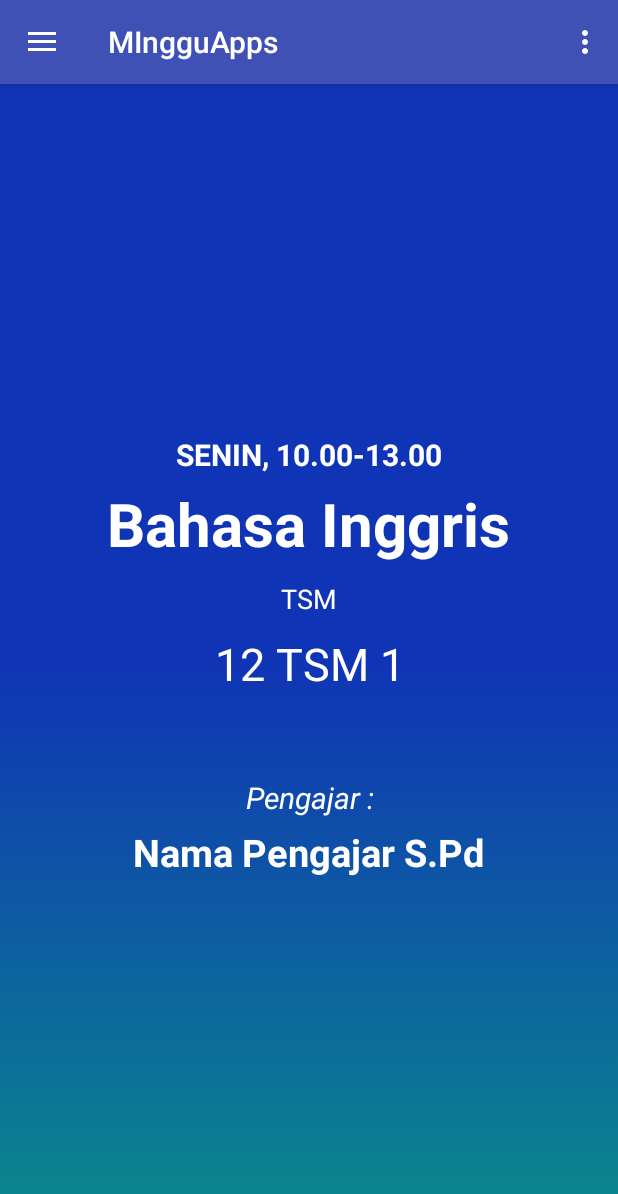
After one commit to herusantoso23/android-digital-raport, an Android app: the fragment ScheduleDetailFragment placed in its activity, on a phone screen of 412 x 824 dp. The commit adds this screen. Shown: the top 1194 px of the screen. Run offline under Robolectric (Android 15) with nearby library versions, the phone set to English and light mode, and no system bars; 5 statements that could not run were skipped.

Commit message:
Commit : add feature detail schedule

```diff
--- /dev/null
+++ b/app/src/main/java/com/herusantoso/latihan/mingguapps/ScheduleDetailFragment.java
@@ -0,0 +1,50 @@
+package com.herusantoso.latihan.mingguapps;
+
+import android.content.Context;
+import android.net.Uri;
+import android.os.Bundle;
+import android.support.v4.app.Fragment;
+import android.view.LayoutInflater;
+import android.view.View;
+import android.view.ViewGroup;
+import android.widget.TextView;
+
+import static com.herusantoso.latihan.mingguapps.PengajarProfileFragment.KEY_NIP;
+
+
+public class ScheduleDetailFragment extends Fragment {
+    private View myView;
+
+    private TextView txtTime;
+    private TextView txtKelas;
+    private TextView txtMapel;
+    private TextView txtJurusan;
+    private TextView txtTeacher;
+
+    public static String KEY_CLASS_NAME = "class_name";
+    public static String KEY_MAPEL = "mapel";
+    public static String KEY_TIME = "time";
+    public static String KEY_TEACHER = "teacher";
+    public static String KEY_JURUSAN = "jurusan";
+
+    @Override
+    public View onCreateView(LayoutInflater inflater, ViewGroup container,
+                             Bundle savedInstanceState) {
+        myView = inflater.inflate(R.layout.fragment_schedule_detail, container, false);
+
+        txtTime = (TextView) myView.findViewById(R.id.txt_waktu);
+        txtKelas = (TextView) myView.findViewById(R.id.txt_kelas);
+        txtMapel = (TextView) myView.findViewById(R.id.txt_mapel);
+        txtJurusan = (TextView) myView.findViewById(R.id.txt_jurusan);
+        txtTeacher = (TextView) myView.findViewById(R.id.txt_teacher);
+
+        txtTime.setText(getArguments().getString(KEY_TIME));
+        txtKelas.setText(getArguments().getString(KEY_CLASS_NAME));
+        txtMapel.setText(getArguments().getString(KEY_MAPEL));
+        txtJurusan.setText(getArguments().getString(KEY_JURUSAN));
+        txtTeacher.setText(getArguments().getString(KEY_TEACHER));
+
+        return myView;
+    }
+
+}
--- a/app/src/main/java/com/herusantoso/latihan/mingguapps/adapter/ScheduleRecyclerviewAdapter.java
+++ b/app/src/main/java/com/herusantoso/latihan/mingguapps/adapter/ScheduleRecyclerviewAdapter.java
@@ -15,6 +15,7 @@ import android.widget.TextView;
 
 import com.herusantoso.latihan.mingguapps.PengajarProfileFragment;
 import com.herusantoso.latihan.mingguapps.R;
+import com.herusantoso.latihan.mingguapps.ScheduleDetailFragment;
 import com.herusantoso.latihan.mingguapps.model.Schedule;
 
 import java.util.List;
@@ -46,6 +47,8 @@ public class ScheduleRecyclerviewAdapter extends RecyclerView.Adapter<ScheduleRe
         holder.txtTime.setText(schedule.getTime());
         holder.txtKelas.setText(schedule.getClassName());
         holder.txtMapel.setText(schedule.getMapelName());
+        holder.txtJurusan.setText(schedule.getJurusan());
+        holder.txtTeacher.setText(schedule.getTeacher());
     }
 
     @Override
@@ -57,7 +60,11 @@ public class ScheduleRecyclerviewAdapter extends RecyclerView.Adapter<ScheduleRe
         private TextView txtTime;
         private TextView txtKelas;
         private TextView txtMapel;
+        private TextView txtJurusan;
+        private TextView txtTeacher;
+
         Activity activity;
+
 
         public ViewHolder(View itemView) {
             super(itemView);
@@ -66,13 +73,35 @@ public class ScheduleRecyclerviewAdapter extends RecyclerView.Adapter<ScheduleRe
             txtTime = (TextView) itemView.findViewById(R.id.txt_waktu);
             txtKelas = (TextView) itemView.findViewById(R.id.txt_nama_kelas);
             txtMapel = (TextView) itemView.findViewById(R.id.txt_mapel);
+            txtJurusan = (TextView) itemView.findViewById(R.id.txt_jurusan);
+            txtTeacher = (TextView) itemView.findViewById(R.id.txt_teacher);
+
 
             itemView.setOnClickListener(this);
         }
 
         @Override
         public void onClick(View view) {
+            String kelas = txtKelas.getText().toString();
+            String mapel = txtMapel.getText().toString();
+            String time = txtTime.getText().toString();;
+            String teacher = txtTeacher.getText().toString();
+            String jurusan = txtJurusan.getText().toString();
 
+            Bundle data = new Bundle();
+            data.putString(ScheduleDetailFragment.KEY_CLASS_NAME, kelas);
+            data.putString(ScheduleDetailFragment.KEY_MAPEL, mapel);
+            data.putString(ScheduleDetailFragment.KEY_TIME, time);
+            data.putString(ScheduleDetailFragment.KEY_JURUSAN, jurusan);
+            data.putString(ScheduleDetailFragment.KEY_TEACHER, teacher);
+
+            Fragment fragment = new ScheduleDetailFragment();
+            fragment.setArguments(data);
+            FragmentManager fragmentManager = ((FragmentActivity)context).getSupportFragmentManager();
+            FragmentTransaction fragmentTransaction = fragmentManager.beginTransaction();
+            fragmentTransaction.replace(R.id.content_frame, fragment);
+            fragmentTransaction.addToBackStack(null);
+            fragmentTransaction.commit();
         }
     }
 
--- /dev/null
+++ b/app/src/main/res/layout/fragment_schedule_detail.xml
@@ -0,0 +1,93 @@
+<FrameLayout xmlns:android="http://schemas.android.com/apk/res/android"
+    xmlns:tools="http://schemas.android.com/tools"
+    android:layout_width="match_parent"
+    android:layout_height="match_parent"
+    android:background="@drawable/background"
+    tools:context="com.herusantoso.latihan.mingguapps.ScheduleDetailFragment">
+
+    <RelativeLayout
+        android:layout_width="match_parent"
+        android:layout_height="match_parent">
+
+        <LinearLayout
+            android:layout_width="match_parent"
+            android:layout_height="wrap_content"
+            android:orientation="vertical"
+            android:layout_below="@id/img_photo"
+            android:layout_centerVertical="true"
+            >
+
+
+            <TextView
+                android:id="@+id/txt_waktu"
+                android:text="SENIN, 10.00-13.00"
+                android:textSize="20sp"
+                android:textColor="@android:color/white"
+                android:textStyle="bold"
+                android:layout_width="wrap_content"
+                android:layout_height="wrap_content"
+                android:layout_gravity="center"
+                />
+
+            <TextView
+                android:layout_margin="5dp"
+                android:id="@+id/txt_mapel"
+                android:text="Bahasa Inggris"
+                android:textSize="40sp"
+                android:textStyle="bold"
+                android:textColor="@android:color/white"
+                android:layout_width="wrap_content"
+                android:layout_height="wrap_content"
+                android:layout_gravity="center" />
+
+
+            <TextView
+                android:layout_margin="5dp"
+                android:id="@+id/txt_jurusan"
+                android:text="TSM"
+                android:textSize="18sp"
+                android:textColor="@android:color/white"
+                android:layout_width="wrap_content"
+                android:layout_height="wrap_content"
+                android:layout_gravity="center" />
+
+
+            <TextView
+                android:layout_margin="5dp"
+                android:layout_marginTop="20dp"
+                android:id="@+id/txt_kelas"
+                android:text="12 TSM 1"
+                android:textSize="30sp"
+                android:textColor="@android:color/white"
+                android:layout_width="match_parent"
+                android:layout_height="wrap_content"
+                android:gravity="center" />
+
+
+            <TextView
+                android:layout_marginTop="50dp"
+                android:text="Pengajar :"
+                android:textSize="20sp"
+                android:textStyle="italic"
+                android:textColor="@android:color/white"
+                android:layout_width="match_parent"
+                android:layout_height="wrap_content"
+                android:gravity="center" />
+
+
+            <TextView
+                android:layout_margin="5dp"
+                android:id="@+id/txt_teacher"
+                android:text="Nama Pengajar S.Pd"
+                android:textSize="25sp"
+                android:textStyle="bold"
+                android:textColor="@android:color/white"
+                android:layout_width="wrap_content"
+                android:layout_height="wrap_content"
+                android:layout_gravity="center" />
+
+        </LinearLayout>
+
+    </RelativeLayout>
+
+</FrameLayout>
--- a/app/src/main/res/layout/list_schedule.xml
+++ b/app/src/main/res/layout/list_schedule.xml
@@ -38,5 +38,18 @@
             android:textSize="25sp"
             android:textColor="@android:color/black"
             />
+
+        <TextView
+            android:id="@+id/txt_jurusan"
+            android:layout_width="wrap_content"
+            android:layout_height="wrap_content"
+            android:visibility="invisible"
+            />
+        <TextView
+            android:id="@+id/txt_teacher"
+            android:layout_width="wrap_content"
+            android:layout_height="wrap_content"
+            android:visibility="invisible"
+            />
     </LinearLayout>
 </android.support.v7.widget.CardView>
```
